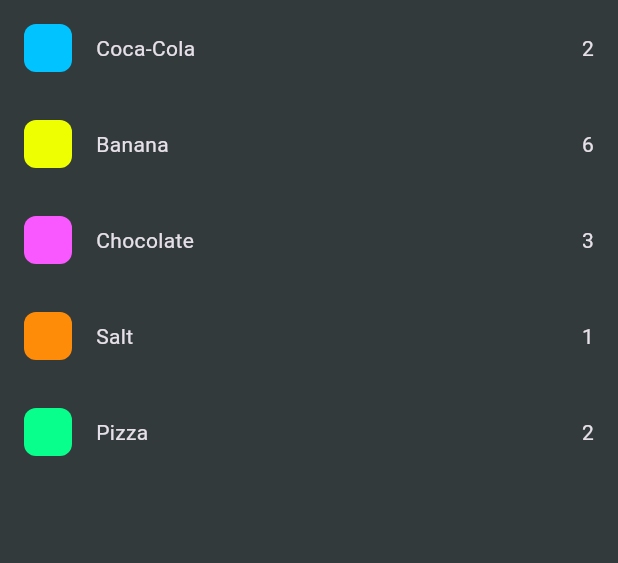
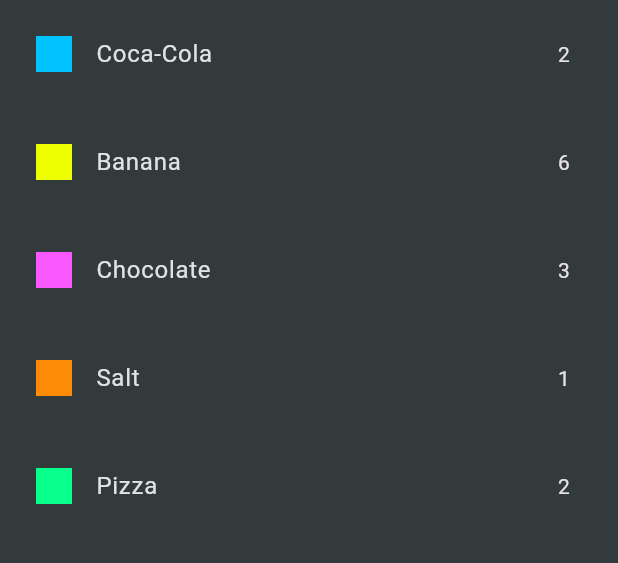
Before and after one commit to Gabrielst27/shopping-list-app, a Flutter app: the screen it shows after launch, on a phone screen of 412 x 824 dp, the part 84-647 px from its top. Run offline on Flutter 3.47's test engine with Material 3 defaults, Android fonts, the phone set to English and light mode, and no system bars.

Commit message:
refac: list item widget changed to ListTile

```diff
--- a/lib/widgets/groceries_list.dart
+++ b/lib/widgets/groceries_list.dart
@@ -9,7 +9,7 @@ class GroceriesList extends StatelessWidget {
   Widget build(BuildContext context) {
     return ListView.builder(
       itemCount: itemsDummy.length,
-      itemBuilder: (context, index) =>
+      itemBuilder: (ctx, index) =>
           GroceriesListItem(grocery: itemsDummy[index]),
     );
   }
--- a/lib/widgets/groceries_list_item.dart
+++ b/lib/widgets/groceries_list_item.dart
@@ -9,29 +9,18 @@ class GroceriesListItem extends StatelessWidget {
   @override
   Widget build(BuildContext context) {
     return Container(
-      padding: EdgeInsets.symmetric(vertical: 8, horizontal: 16),
-      child: Row(
-        mainAxisAlignment: MainAxisAlignment.spaceBetween,
-        children: [
-          Expanded(
-            child: Row(
-              children: [
-                Container(
-                  margin: EdgeInsets.symmetric(vertical: 8),
-                  width: 32,
-                  height: 32,
-                  decoration: BoxDecoration(
-                    color: grocery.category.color,
-                    borderRadius: BorderRadius.circular(8),
-                  ),
-                ),
-                const SizedBox(width: 16),
-                Text(grocery.name),
-              ],
-            ),
-          ),
-          Text(grocery.quantity.toString()),
-        ],
+      padding: EdgeInsets.all(8),
+      child: ListTile(
+        title: Text(grocery.name),
+        leading: Container(
+          width: 24,
+          height: 24,
+          color: grocery.category.color,
+        ),
+        trailing: Text(
+          grocery.quantity.toString(),
+          style: Theme.of(context).textTheme.bodyMedium,
+        ),
       ),
     );
   }
```
